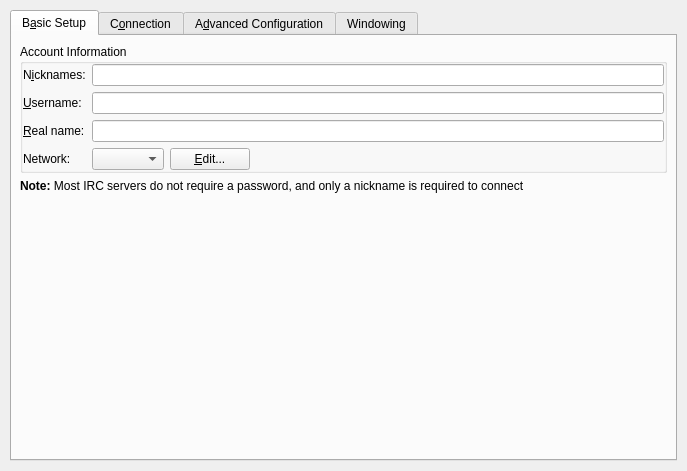
First picture: the form in protocols/irc/ui/irceditaccount.ui, repository KDE/kopete, before the edit.
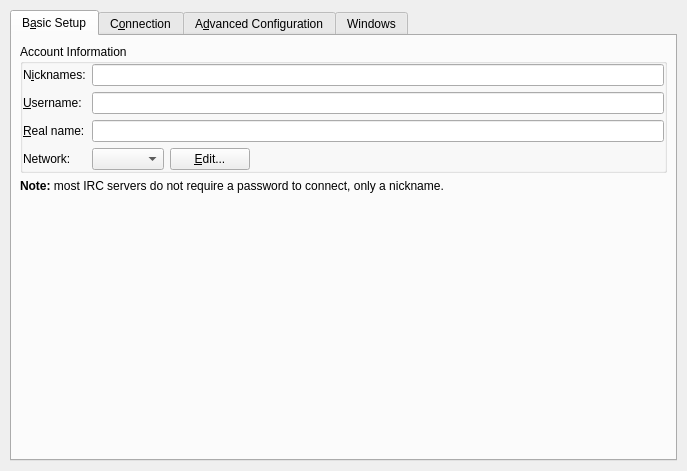
Second picture: the form after the edit.

```diff
--- a/protocols/irc/ui/irceditaccount.ui
+++ b/protocols/irc/ui/irceditaccount.ui
@@ -234,7 +234,7 @@
           </size>
          </property>
          <property name="text" >
-          <string>&lt;p>&lt;b>Note:&lt;/b> Most IRC servers do not require a password, and only a nickname is required to connect&lt;/p></string>
+          <string>&lt;p>&lt;b>Note:&lt;/b> most IRC servers do not require a password to connect, only a nickname.&lt;/p></string>
          </property>
          <property name="alignment" >
           <set>Qt::AlignTop</set>
@@ -584,7 +584,7 @@
      </widget>
      <widget class="QWidget" name="tab" >
       <attribute name="title" >
-       <string>Windowing</string>
+       <string>Windows</string>
       </attribute>
       <layout class="QGridLayout" >
        <property name="margin" >
```
Left out of the diff: 8 changed lines with no effect on the pictures.
